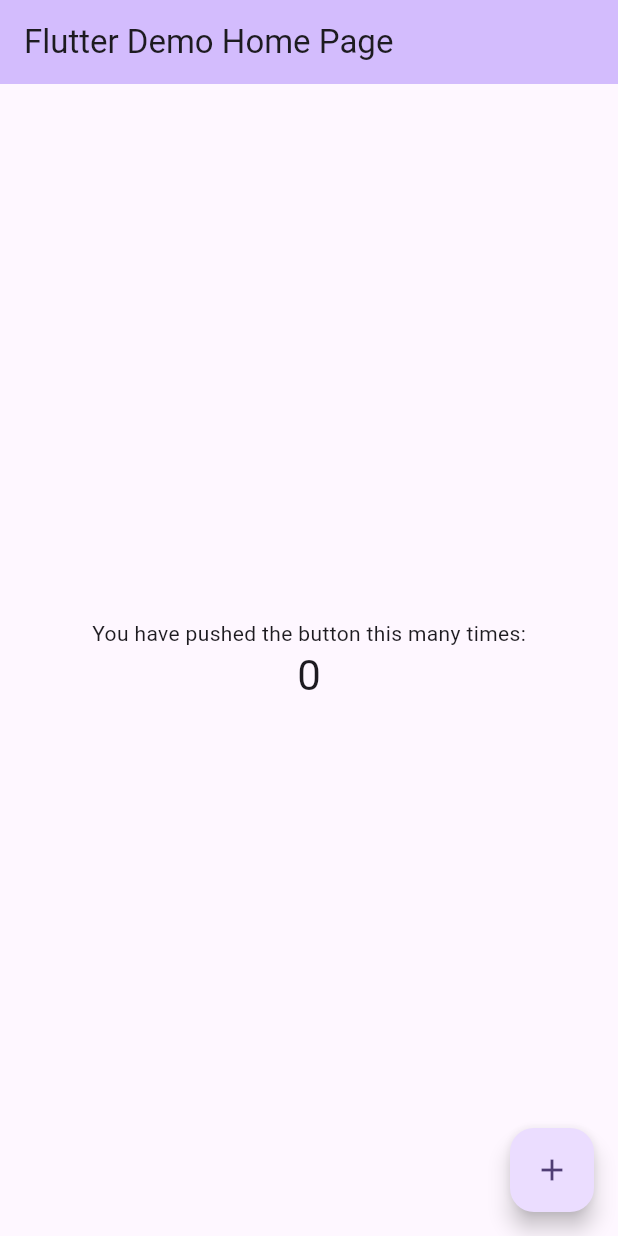
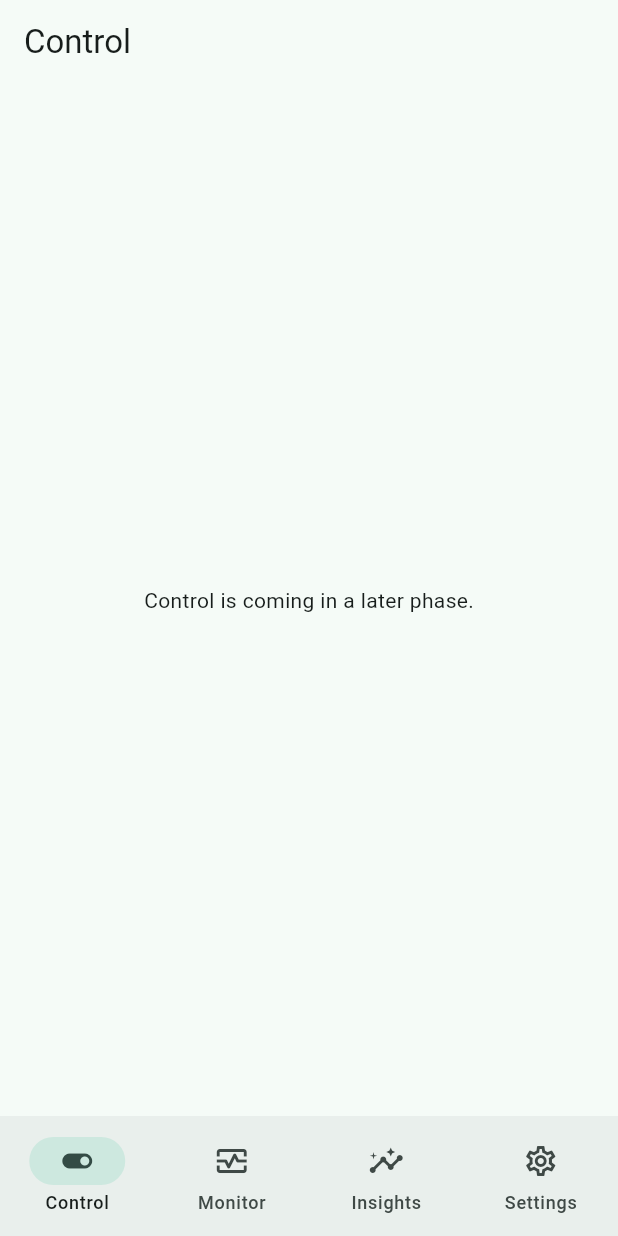
Before and after one commit to 4ffan-x/Ghar-automation, a Flutter app: the screen it shows after launch, on a phone screen of 412 x 824 dp. Run offline on Flutter 3.47's test engine with Material 3 defaults, Android fonts, the phone set to English and light mode, and no system bars; our stand-ins replace material_ui.

Commit message:
Phase 0: app skeleton

```diff
--- /dev/null
+++ b/lib/app.dart
@@ -0,0 +1,90 @@
+import 'package:material_ui/material_ui.dart';
+
+import 'core/app_constants.dart';
+import 'features/control/control_screen.dart';
+import 'features/insights/insights_screen.dart';
+import 'features/monitor/monitor_screen.dart';
+import 'features/settings/settings_screen.dart';
+
+class GharApp extends StatelessWidget {
+  const GharApp({super.key});
+
+  @override
+  Widget build(BuildContext context) {
+    return MaterialApp(
+      title: AppConstants.appName,
+      theme: _buildTheme(Brightness.light),
+      darkTheme: _buildTheme(Brightness.dark),
+      themeMode: ThemeMode.system,
+      home: const _NavigationShell(),
+    );
+  }
+
+  ThemeData _buildTheme(Brightness brightness) {
+    return ThemeData(
+      colorScheme: ColorScheme.fromSeed(
+        seedColor: const Color(0xFF176B5B),
+        brightness: brightness,
+      ),
+      useMaterial3: true,
+    );
+  }
+}
+
+class _NavigationShell extends StatefulWidget {
+  const _NavigationShell();
+
+  @override
+  State<_NavigationShell> createState() => _NavigationShellState();
+}
+
+class _NavigationShellState extends State<_NavigationShell> {
+  int _selectedIndex = 0;
+
+  static const _screens = [
+    ControlScreen(),
+    MonitorScreen(),
+    InsightsScreen(),
+    SettingsScreen(),
+  ];
+
+  static const _destinations = [
+    NavigationDestination(
+      icon: Icon(Icons.toggle_on_outlined),
+      selectedIcon: Icon(Icons.toggle_on),
+      label: AppConstants.controlTab,
+    ),
+    NavigationDestination(
+      icon: Icon(Icons.monitor_heart_outlined),
+      selectedIcon: Icon(Icons.monitor_heart),
+      label: AppConstants.monitorTab,
+    ),
+    NavigationDestination(
+      icon: Icon(Icons.insights_outlined),
+      selectedIcon: Icon(Icons.insights),
+      label: AppConstants.insightsTab,
+    ),
+    NavigationDestination(
+      icon: Icon(Icons.settings_outlined),
+      selectedIcon: Icon(Icons.settings),
+      label: AppConstants.settingsTab,
+    ),
+  ];
+
+  @override
+  Widget build(BuildContext context) {
+    return Scaffold(
+      appBar: AppBar(title: Text(AppConstants.tabLabels[_selectedIndex])),
+      body: IndexedStack(index: _selectedIndex, children: _screens),
+      bottomNavigationBar: NavigationBar(
+        selectedIndex: _selectedIndex,
+        destinations: _destinations,
+        onDestinationSelected: (index) {
+          setState(() {
+            _selectedIndex = index;
+          });
+        },
+      ),
+    );
+  }
+}
--- /dev/null
+++ b/lib/core/app_constants.dart
@@ -0,0 +1,10 @@
+abstract final class AppConstants {
+  static const appName = 'Ghar';
+
+  static const controlTab = 'Control';
+  static const monitorTab = 'Monitor';
+  static const insightsTab = 'Insights';
+  static const settingsTab = 'Settings';
+
+  static const tabLabels = [controlTab, monitorTab, insightsTab, settingsTab];
+}
--- /dev/null
+++ b/lib/core/mqtt_topics.dart
@@ -0,0 +1,17 @@
+class MqttTopics {
+  const MqttTopics({this.prefix = 'ghar'});
+
+  final String prefix;
+
+  String relaySet(int relay) => '$prefix/relay/$relay/set';
+
+  String relayState(int relay) => '$prefix/relay/$relay/state';
+
+  String get relayStateWildcard => '$prefix/relay/+/state';
+
+  String get power => '$prefix/power';
+
+  String get gas => '$prefix/gas';
+
+  String get status => '$prefix/status';
+}
--- /dev/null
+++ b/lib/features/control/control_screen.dart
@@ -0,0 +1,10 @@
+import 'package:material_ui/material_ui.dart';
+
+class ControlScreen extends StatelessWidget {
+  const ControlScreen({super.key});
+
+  @override
+  Widget build(BuildContext context) {
+    return const Center(child: Text('Control is coming in a later phase.'));
+  }
+}
--- /dev/null
+++ b/lib/features/insights/insights_screen.dart
@@ -0,0 +1,10 @@
+import 'package:material_ui/material_ui.dart';
+
+class InsightsScreen extends StatelessWidget {
+  const InsightsScreen({super.key});
+
+  @override
+  Widget build(BuildContext context) {
+    return const Center(child: Text('Insights are coming in a later phase.'));
+  }
+}
--- /dev/null
+++ b/lib/features/monitor/monitor_screen.dart
@@ -0,0 +1,10 @@
+import 'package:material_ui/material_ui.dart';
+
+class MonitorScreen extends StatelessWidget {
+  const MonitorScreen({super.key});
+
+  @override
+  Widget build(BuildContext context) {
+    return const Center(child: Text('Monitor is coming in a later phase.'));
+  }
+}
--- /dev/null
+++ b/lib/features/settings/settings_screen.dart
@@ -0,0 +1,10 @@
+import 'package:material_ui/material_ui.dart';
+
+class SettingsScreen extends StatelessWidget {
+  const SettingsScreen({super.key});
+
+  @override
+  Widget build(BuildContext context) {
+    return const Center(child: Text('Settings are coming in a later phase.'));
+  }
+}
--- a/lib/main.dart
+++ b/lib/main.dart
@@ -1,122 +1,7 @@
 import 'package:material_ui/material_ui.dart';
 
+import 'app.dart';
+
 void main() {
-  runApp(const MyApp());
+  runApp(const GharApp());
 }
-
-class MyApp extends StatelessWidget {
-  const MyApp({super.key});
-
-  // This widget is the root of your application.
-  @override
-  Widget build(BuildContext context) {
-    return MaterialApp(
-      title: 'Flutter Demo',
-      theme: ThemeData(
-        // This is the theme of your application.
-        //
-        // TRY THIS: Try running your application with "flutter run". You'll see
-        // the application has a purple toolbar. Then, without quitting the app,
-        // try changing the seedColor in the colorScheme below to Colors.green
-        // and then invoke "hot reload" (save your changes or press the "hot
-        // reload" button in a Flutter-supported IDE, or press "r" if you used
-        // the command line to start the app).
-        //
-        // Notice that the counter didn't reset back to zero; the application
-        // state is not lost during the reload. To reset the state, use hot
-        // restart instead.
-        //
-        // This works for code too, not just values: Most code changes can be
-        // tested with just a hot reload.
-        colorScheme: .fromSeed(seedColor: Colors.deepPurple),
-      ),
-      home: const MyHomePage(title: 'Flutter Demo Home Page'),
-    );
-  }
-}
-
-class MyHomePage extends StatefulWidget {
-  const MyHomePage({super.key, required this.title});
-
-  // This widget is the home page of your application. It is stateful, meaning
-  // that it has a State object (defined below) that contains fields that affect
-  // how it looks.
-
-  // This class is the configuration for the state. It holds the values (in this
-  // case the title) provided by the parent (in this case the App widget) and
-  // used by the build method of the State. Fields in a Widget subclass are
-  // always marked "final".
-
-  final String title;
-
-  @override
-  State<MyHomePage> createState() => _MyHomePageState();
-}
-
-class _MyHomePageState extends State<MyHomePage> {
-  int _counter = 0;
-
-  void _incrementCounter() {
-    setState(() {
-      // This call to setState tells the Flutter framework that something has
-      // changed in this State, which causes it to rerun the build method below
-      // so that the display can reflect the updated values. If we changed
-      // _counter without calling setState(), then the build method would not be
-      // called again, and so nothing would appear to happen.
-      _counter++;
-    });
-  }
-
-  @override
-  Widget build(BuildContext context) {
-    // This method is rerun every time setState is called, for instance as done
-    // by the _incrementCounter method above.
-    //
-    // The Flutter framework has been optimized to make rerunning build methods
-    // fast, so that you can just rebuild anything that needs updating rather
-    // than having to individually change instances of widgets.
-    return Scaffold(
-      appBar: AppBar(
-        // TRY THIS: Try changing the color here to a specific color (to
-        // Colors.amber, perhaps?) and trigger a hot reload to see the AppBar
-        // change color while the other colors stay the same.
-        backgroundColor: Theme.of(context).colorScheme.inversePrimary,
-        // Here we take the value from the MyHomePage object that was created by
-        // the App.build method, and use it to set our appbar title.
-        title: Text(widget.title),
-      ),
-      body: Center(
-        // Center is a layout widget. It takes a single child and positions it
-        // in the middle of the parent.
-        child: Column(
-          // Column is also a layout widget. It takes a list of children and
-          // arranges them vertically. By default, it sizes itself to fit its
-          // children horizontally, and tries to be as tall as its parent.
-          //
-          // Column has various properties to control how it sizes itself and
-          // how it positions its children. Here we use mainAxisAlignment to
-          // center the children vertically; the main axis here is the vertical
-          // axis because Columns are vertical (the cross axis would be
-          // horizontal).
-          //
-          // TRY THIS: Invoke "debug painting" (choose the "Toggle Debug Paint"
-          // action in the IDE, or press "p" in the console), to see the
-          // wireframe for each widget.
-          mainAxisAlignment: .center,
-          children: [
-            const Text('You have pushed the button this many times:'),
-            Text(
-              '$_counter',
-              style: Theme.of(context).textTheme.headlineMedium,
-            ),
-          ],
-        ),
-      ),
-      floatingActionButton: FloatingActionButton(
-        onPressed: _incrementCounter,
-        tooltip: 'Increment',
-        child: const Icon(Icons.add),
-      ),
-    );
-  }
-}
```
Also changed, not shown: pubspec.yaml (+11 -2 lines), pubspec.lock, 9 other files.
